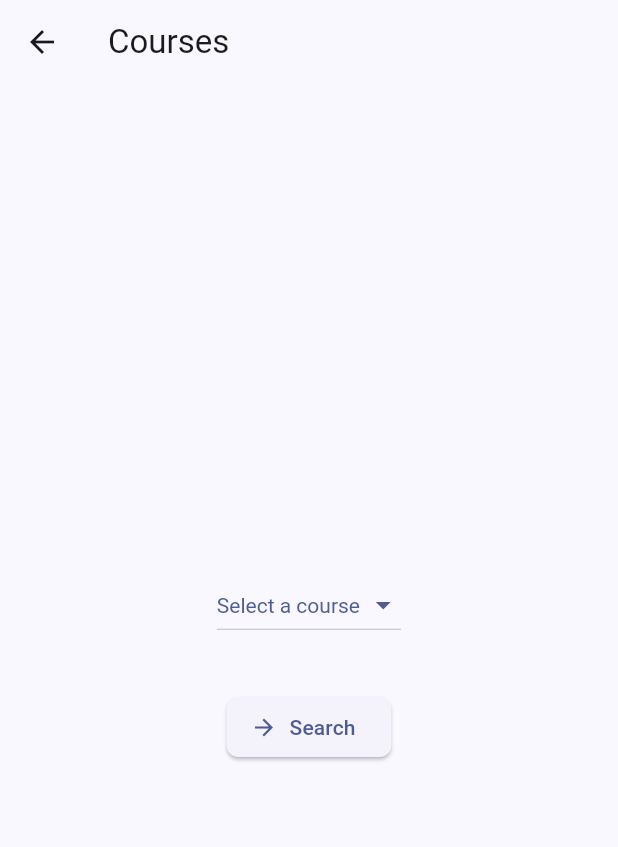
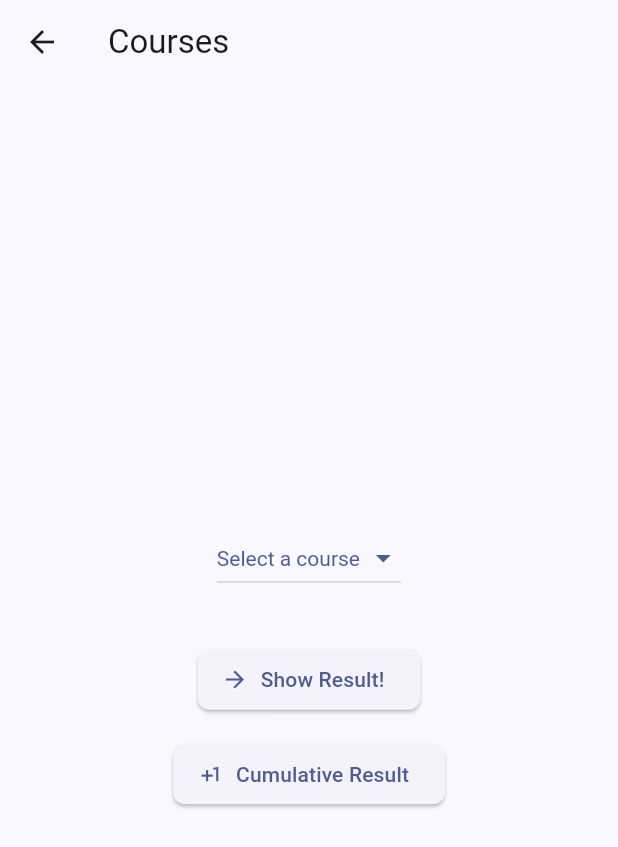
Before and after one commit to oluwaferanmisao/result_checker_desktop-app-assignment, a Flutter app: the CoursesSearch screen opened directly, on a phone screen of 412 x 824 dp. Shown: the top 847 px of the screen. Run offline on Flutter 3.47's test engine with Material 3 defaults, Android fonts, the phone set to English and light mode, and no system bars.

Commit message:
some additional changes

```diff
--- a/lib/pages/courses_search.dart
+++ b/lib/pages/courses_search.dart
@@ -1,4 +1,9 @@
+import 'dart:math';
+
 import 'package:flutter/material.dart';
+import 'package:result_checker/models/students.dart';
+import 'package:result_checker/pages/results.dart';
+import 'package:result_checker/students_data.dart';
 
 class CoursesSearch extends StatefulWidget {
   const CoursesSearch({super.key});
@@ -7,24 +12,52 @@ class CoursesSearch extends StatefulWidget {
   State<CoursesSearch> createState() => _CoursesSearchState();
 }
 
-List<DropdownMenuItem<String>> get dropdownItems {
-  List<DropdownMenuItem<String>> menuItems = [
-    DropdownMenuItem(value: "CSC101", child: Text("CSC101")),
-    DropdownMenuItem(value: "MAT102", child: Text("MAT102")),
-    DropdownMenuItem(value: "PHY105", child: Text("PHY105")),
-    DropdownMenuItem(value: "ENG201", child: Text("ENG201")),
-    DropdownMenuItem(value: "BIO110", child: Text("BIO110")),
-    DropdownMenuItem(value: "HIS205", child: Text("HIS205")),
-    DropdownMenuItem(value: "CHM120", child: Text("CHM120")),
-    DropdownMenuItem(value: "ECO101", child: Text("ECO101")),
-    DropdownMenuItem(value: "PSY100", child: Text("PSY100")),
-    DropdownMenuItem(value: "SOC150", child: Text("SOC150")),
+class _CoursesSearchState extends State<CoursesSearch> {
+  String? selectedCourse;
+  List<String> courses = [
+    'CSC101',
+    'MAT102',
+    'PHY105',
+    'ENG201',
+    'BIO110',
+    'HIS205',
+    'CHM120',
+    'ECO101',
+    'PSY100',
+    'SOC150',
   ];
-  return menuItems;
-}
 
-class _CoursesSearchState extends State<CoursesSearch> {
-  var _selectedCourse;
+  void showResult() {
+    if (selectedCourse != null) {
+      Navigator.push(
+        context,
+        MaterialPageRoute(
+          builder: (context) => ResultScreen(course: selectedCourse!),
+        ),
+      );
+    } else {
+      // Handle case where no course is selected
+      ScaffoldMessenger.of(context).showSnackBar(
+        SnackBar(content: Text('Please select a course')),
+      );
+    }
+  }
+
+  void cumulResult() {
+    for (var map in students) {
+      if (map['results'] != null) {
+        var values = map['results'].values.toList();
+        showDialog(
+          context: context,
+          builder: (context) {
+            return AlertDialog(
+              content: Text('$courses: \n$values'),
+            );
+          },
+        );
+      }
+    }
+  }
 
   @override
   Widget build(BuildContext context) {
@@ -47,7 +80,12 @@ class _CoursesSearchState extends State<CoursesSearch> {
                 horizontal: horizontalPadding,
                 vertical: verticalPadding,
               ),
-              items: dropdownItems,
+              items: courses.map((course) {
+                return DropdownMenuItem(
+                  value: course,
+                  child: Text(course),
+                );
+              }).toList(),
               style: TextStyle(color: Theme.of(context).colorScheme.primary),
               hint: Text(
                 'Select a course ',
@@ -60,12 +98,12 @@ class _CoursesSearchState extends State<CoursesSearch> {
                 color: Theme.of(context).colorScheme.primary,
               ),
               dropdownColor: Theme.of(context).colorScheme.surface,
-              value: _selectedCourse,
+              value: selectedCourse,
               elevation: 3,
               borderRadius: BorderRadius.circular(8),
-              onChanged: (selectedCourse) {
+              onChanged: (value) {
                 setState(() {
-                  _selectedCourse = selectedCourse;
+                  selectedCourse = value;
                 });
               },
             ),
@@ -75,8 +113,8 @@ class _CoursesSearchState extends State<CoursesSearch> {
 
           // Button Widget
           ElevatedButton.icon(
-            onPressed: () {},
-            label: Text('Search'),
+            onPressed: showResult,
+            label: Text('Show Result!'),
             icon: Icon(Icons.arrow_forward),
             style: ButtonStyle(
               shape: WidgetStatePropertyAll(
@@ -85,9 +123,42 @@ class _CoursesSearchState extends State<CoursesSearch> {
                 ),
               ),
             ),
-          )
+          ),
+
+          SizedBox(height: 15),
+
+          // Second button widget
+          ElevatedButton.icon(
+            onPressed: cumulResult,
+            label: Text('Cumulative Result'),
+            icon: Icon(Icons.plus_one_outlined),
+            style: ButtonStyle(
+              shape: WidgetStatePropertyAll(
+                RoundedRectangleBorder(
+                  borderRadius: BorderRadius.circular(8),
+                ),
+              ),
+            ),
+          ),
         ],
       ),
     );
   }
 }
+
+class ResultScreen extends StatelessWidget {
+  final String course;
+  int randomNumber = Random().nextInt(80) + 10;
+
+  ResultScreen({super.key, required this.course});
+
+  @override
+  Widget build(BuildContext context) {
+    return Scaffold(
+      appBar: AppBar(title: Text('$course Result')),
+      body: Center(
+        child: Text('Score for $course is $randomNumber'),
+      ),
+    );
+  }
+}
```
Also changed, not shown: lib/pages/home_screen.dart (+5 -12 lines).
